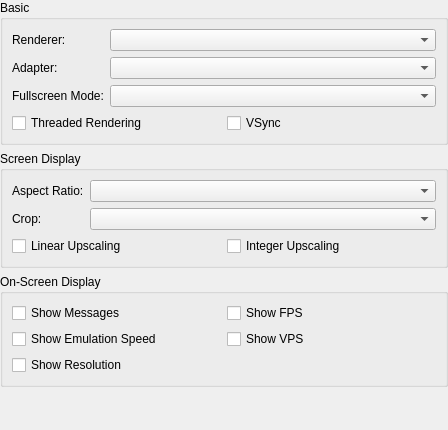
Above: src/duckstation-qt/displaysettingswidget.ui from kofxi3584karlayang/duckstation before the change. Below: the same form after it.
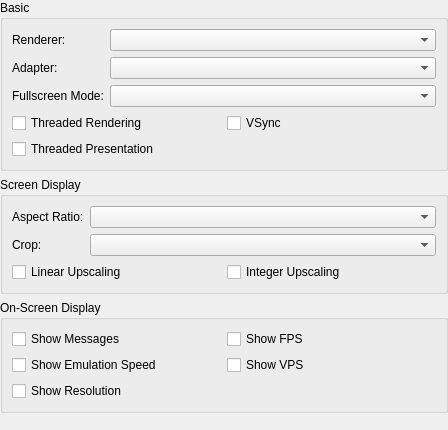
That is the form after the change.

Commit message:
HostDisplay: Add threaded presentation for Vulkan renderer
Can add a significant speedup for fast forward. Automatically disabled
when vsync is enabled.

```diff
--- a/src/duckstation-qt/displaysettingswidget.ui
+++ b/src/duckstation-qt/displaysettingswidget.ui
@@ -78,6 +78,13 @@
           </property>
          </widget>
         </item>
+        <item row="1" column="0">
+         <widget class="QCheckBox" name="threadedPresentation">
+          <property name="text">
+           <string>Threaded Presentation</string>
+          </property>
+         </widget>
+        </item>
        </layout>
       </item>
      </layout>
```
The commit also changes 28 other files.
